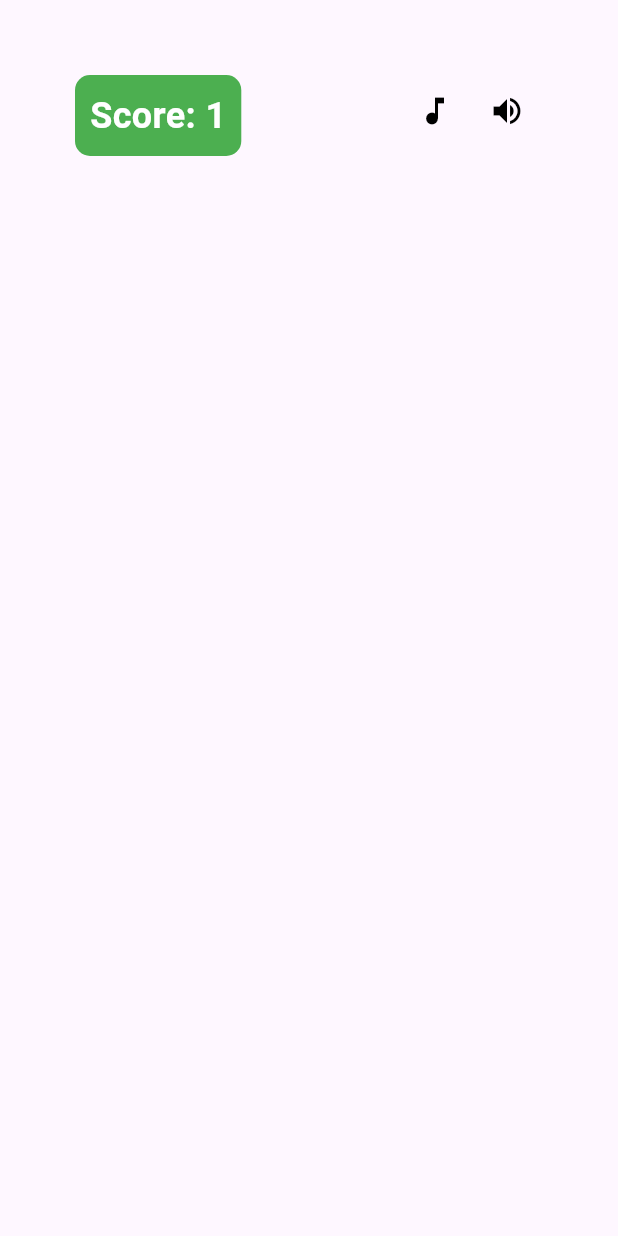
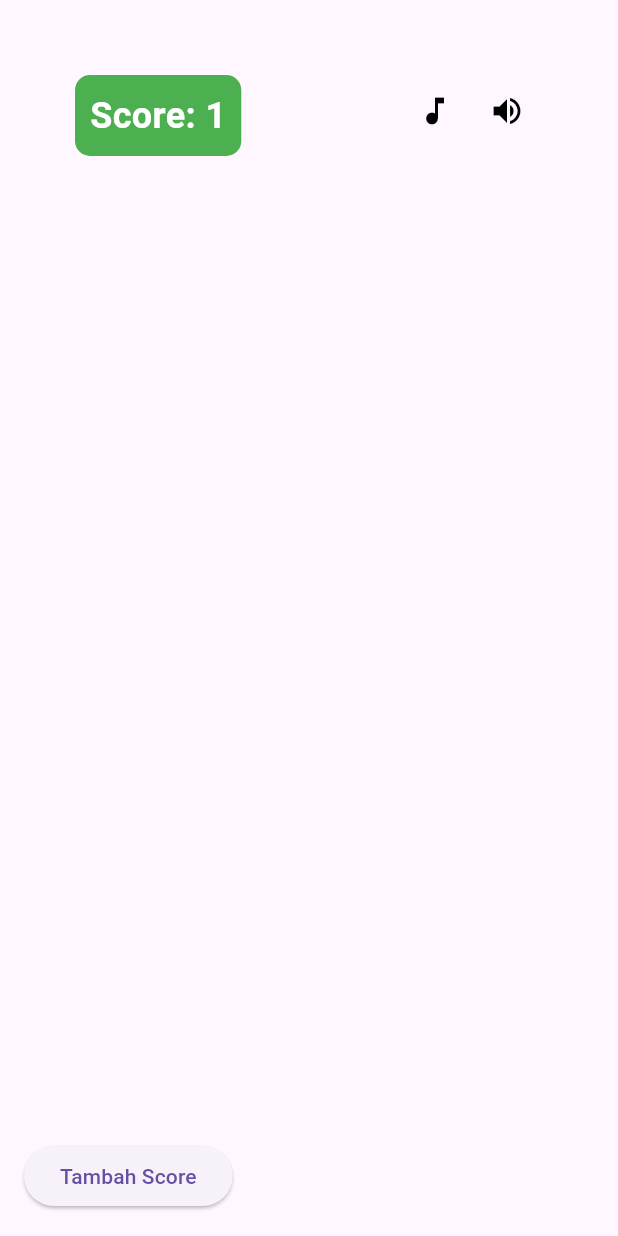
Before and after one commit to yaseumine/fruitcatcher-pert1, a Flutter app: the screen it shows after launch, on a phone screen of 412 x 824 dp. Run offline on Flutter 3.47's test engine with Material 3 defaults, Android fonts, the phone set to English and light mode, and no system bars.

Commit message:
menambahkan elevated button

```diff
--- a/lib/main.dart
+++ b/lib/main.dart
@@ -79,6 +79,15 @@ class _GameScreenState extends State<GameScreen> {
               ],
             ),
           ),
+          Padding(
+            padding: const EdgeInsets.all(16),
+            child: ElevatedButton(
+              onPressed: () {
+                counter.value++;
+              },
+              child: const Text("Tambah Score"),
+            ),
+          ),
         ],
       ),
     );
```
